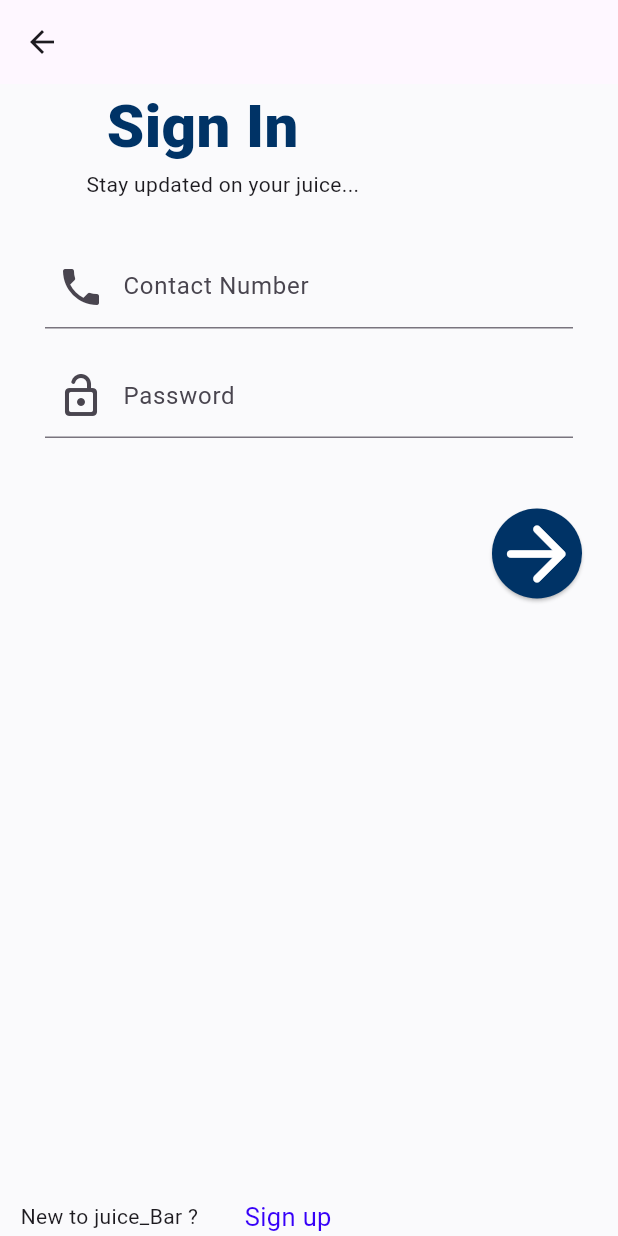
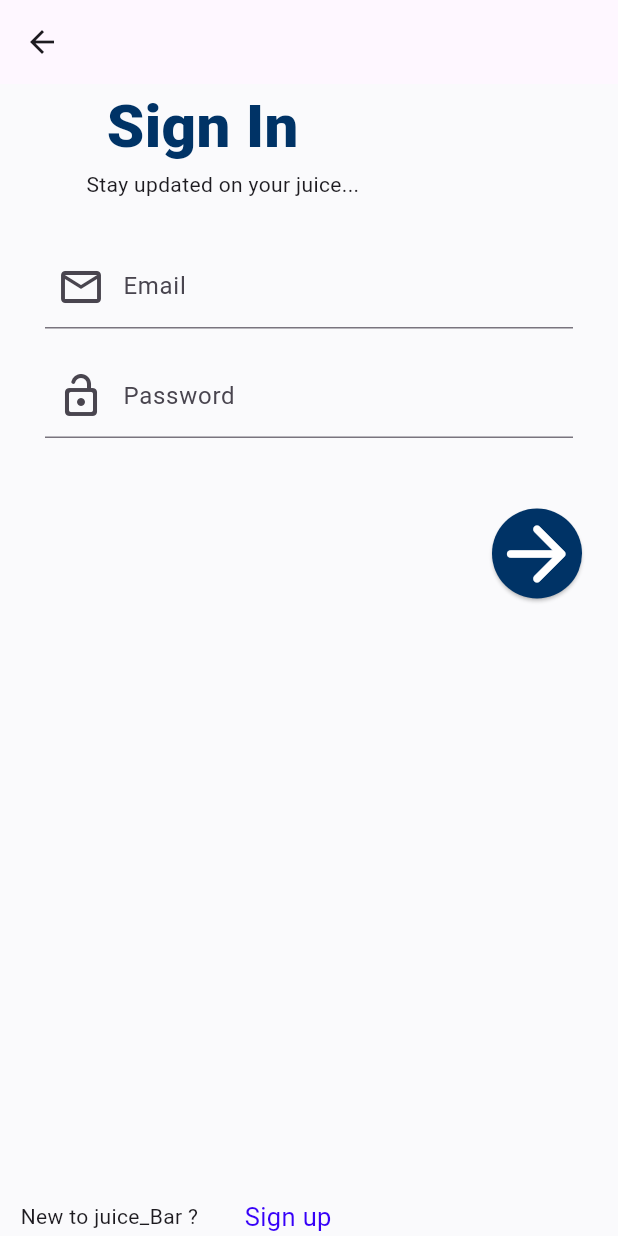
Before and after one commit to Imashanilupul/Juice_App, a Flutter app: the screen it shows after launch, after a tap on "Sign in", on a phone screen of 412 x 824 dp. Run offline on Flutter 3.47's test engine with Material 3 defaults, Android fonts, the light colour scheme and no system bars; our stand-ins replace firebase_core; accounts and stored records are empty.

Commit message:
add email info

```diff
--- a/juice_app/lib/User_pages/user_sign_up.dart
+++ b/juice_app/lib/User_pages/user_sign_up.dart
@@ -80,6 +80,20 @@ class _UserSignUpState extends State<UserSignUp> {
                       },
                     ),
                     SizedBox(height: 17),
+
+                    //email field
+                    TextFormField(
+                      decoration: const InputDecoration(
+                        prefixIcon: Icon(
+                          Icons.email_rounded,
+                          size: 32,
+                        ),
+                        labelText: "Email",
+                      ),
+                      keyboardType: TextInputType.emailAddress,
+                    ),
+                    SizedBox(height: 17),
+
                     //Telephone number field
                     TextFormField(
                       decoration: const InputDecoration(
@@ -153,7 +167,7 @@ class _UserSignUpState extends State<UserSignUp> {
               mainAxisAlignment: MainAxisAlignment.end,
               children: [
                 const SizedBox(
-                  height: 200,
+                  height: 120,
                 ),
                 Row(
                   mainAxisAlignment: MainAxisAlignment.spaceAround,
--- a/juice_app/lib/common_screens/sign_in.dart
+++ b/juice_app/lib/common_screens/sign_in.dart
@@ -47,11 +47,11 @@ class _SignInState extends State<SignIn> {
                     TextFormField(
                       decoration: const InputDecoration(
                           prefixIcon: Icon(
-                            Icons.phone,
+                            Icons.email_outlined,
                             size: 32,
                           ),
-                          labelText: "Contact Number"),
-                      keyboardType: TextInputType.phone,
+                          labelText: "Email"),
+                      keyboardType: TextInputType.emailAddress,
                     ),
                     SizedBox(height: 17),
 
```
